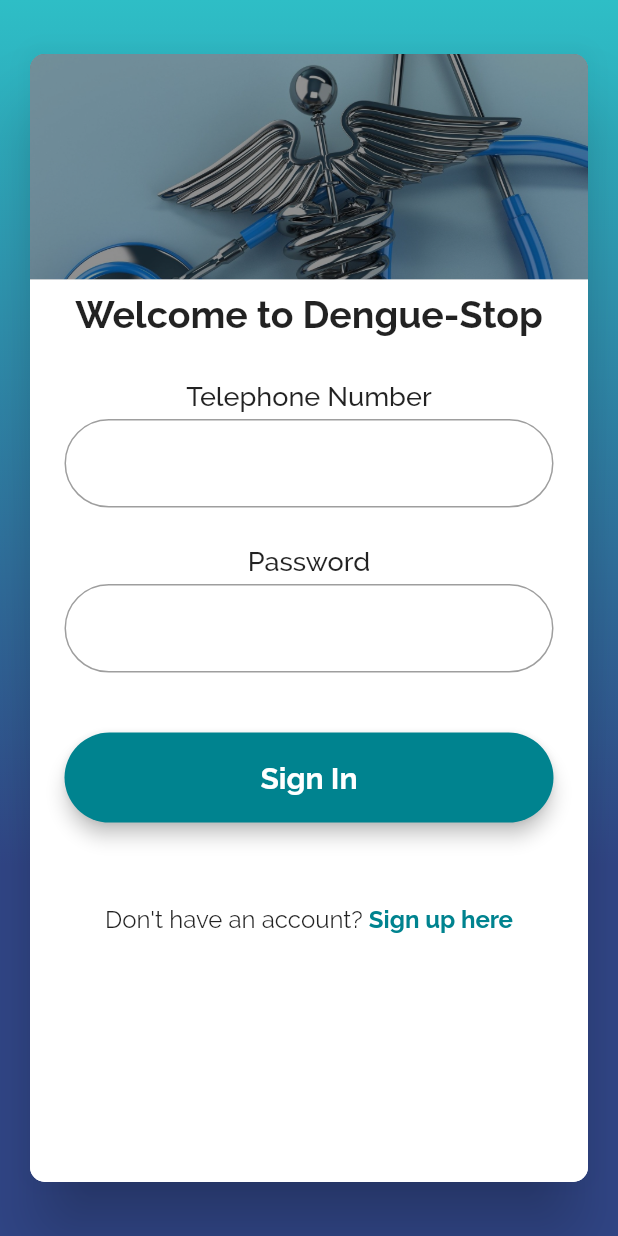
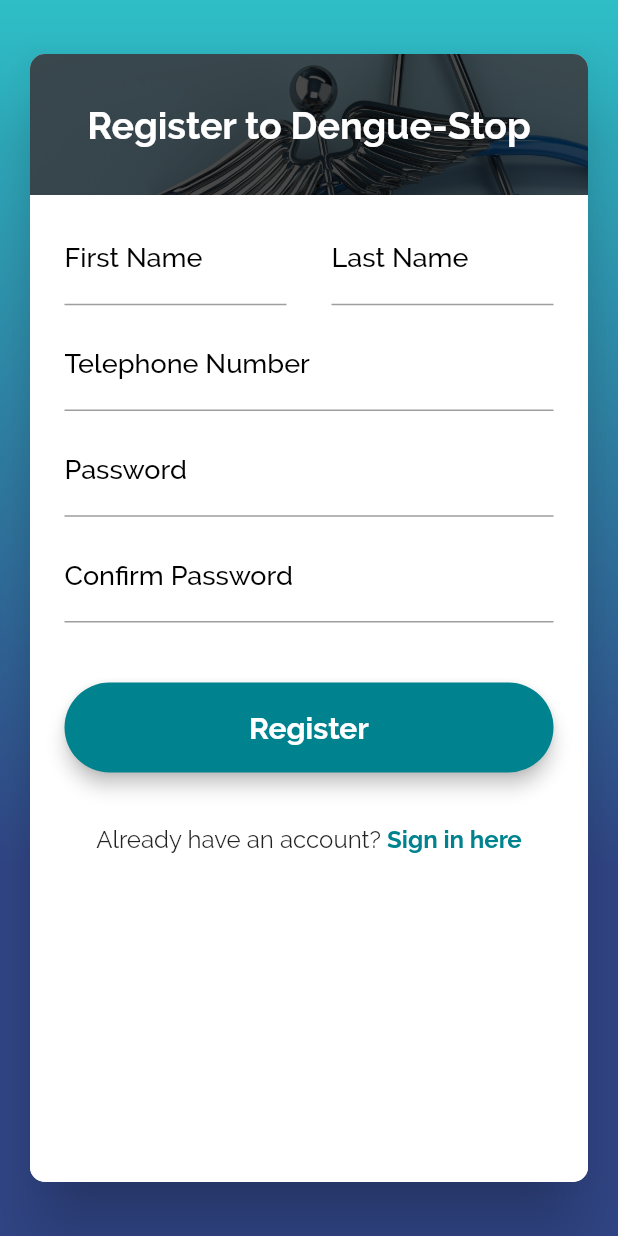
Before and after one commit to scorelab/DengueStop, a Flutter app: the screen it shows after launch, after a tap on "Sign up here", on a phone screen of 412 x 824 dp. Run offline on Flutter 3.47's test engine with Material 2 defaults, Android fonts, the light colour scheme and no system bars; our stand-ins replace geolocator; network calls fail.

Commit message:
#13 Add validation to user registration form and UI changes

```diff
--- a/dengue_app/lib/main.dart
+++ b/dengue_app/lib/main.dart
@@ -3,6 +3,7 @@ import 'package:dengue_app/views/login.dart';
 import 'package:dengue_app/views/home.dart';
 import 'package:dengue_app/views/report_incident.dart';
 import 'package:dengue_app/views/reports.dart';
+import 'package:dengue_app/views/signup.dart';
 
 void main() {
   runApp(MaterialApp(
@@ -19,6 +20,7 @@ void main() {
       // defines the routing for the different components
       // todo add other routing components
       '/': (context) => Login(),
+      'signup': (context) => Signup(),
       'login': (context) => Login(),
       'home': (context) => Home(),
       'report_incident': (context) => ReportIncident(),
--- /dev/null
+++ b/dengue_app/lib/models/user.dart
@@ -0,0 +1,43 @@
+import 'dart:core';
+
+// this class corresponds to the user table
+class User {
+  // id is auto incremented in the database
+  int id;
+  int telephone;
+  String firstName;
+  String lastName;
+  String nicNumber; // not required
+  String email; // not required
+  String password;
+
+  User(
+      {this.id,
+      this.telephone,
+      this.firstName,
+      this.lastName,
+      this.nicNumber,
+      this.email,
+      this.password});
+
+  Map toJson() => {
+    'id': id,
+    'telephone': telephone,
+    'firstName': firstName,
+    'lastName': lastName,
+    'nicNumber': nicNumber,
+    'email': email,
+    'password': password
+  };
+
+  factory User.fromJson(Map<String, dynamic> json) {
+    return User(
+        id: json['id'] as int,
+        telephone: json['telephone'] as int,
+        firstName: json['first_name'] as String,
+        lastName: json['last_name'] as String,
+        nicNumber: json['nic_number'] as String,
+        email: json['email'] as String,
+        password: json['password'] as String);
+  }
+}
--- a/dengue_app/lib/services/incident_service.dart
+++ b/dengue_app/lib/services/incident_service.dart
@@ -4,7 +4,7 @@ import 'package:dengue_app/networking/ApiProvider.dart';
 class IncidentService {
   final apiProvider = ApiProvider();
 
-  List<Incident> incidentList = new List<Incident>();
+  List<Incident> incidentList = List<Incident>();
 
   Future<List<Incident>> getIncidentsByUser(int userId) async {
     var url = 'get_incidents_by_user/' + userId.toString();
--- /dev/null
+++ b/dengue_app/lib/services/user_service.dart
@@ -0,0 +1,12 @@
+import 'package:dengue_app/models/user.dart';
+import 'package:dengue_app/networking/ApiProvider.dart';
+
+class UserService {
+  final apiProvider = ApiProvider();
+
+  User user = User();
+
+  createUser(User user) async {
+
+  }
+}
--- a/dengue_app/lib/views/home.dart
+++ b/dengue_app/lib/views/home.dart
@@ -212,7 +212,7 @@ class DrawerButton extends StatelessWidget {
           // on press will trigger different name routes based on the type of button
           if (buttonType == 'report') {
             // routing to reports screen
-            print('report');
+            Navigator.pushNamed(context, 'reports');
           } else if (buttonType == 'profile'){
             // routing to profile screen
             print('profile');
--- a/dengue_app/lib/views/login.dart
+++ b/dengue_app/lib/views/login.dart
@@ -169,7 +169,7 @@ class _LoginFormState extends State<LoginForm> {
                 GestureDetector(
                   onTap: () {
                     // go to sign up page
-                    print('signup');
+                    Navigator.pushNamed(context, 'signup');
                   },
                   child: Text('Sign up here',
                       style: TextStyle(
--- a/dengue_app/lib/views/signup.dart
+++ b/dengue_app/lib/views/signup.dart
@@ -0,0 +1,340 @@
+import 'package:flutter/material.dart';
+import 'package:flutter/services.dart';
+import 'package:dengue_app/models/user.dart';
+
+class Signup extends StatelessWidget {
+  @override
+  Widget build(BuildContext context) {
+    return Scaffold(
+        backgroundColor: Colors.transparent,
+        body: SingleChildScrollView(
+          child: Container(
+            height: MediaQuery.of(context).size.height,
+            width: MediaQuery.of(context).size.width,
+            decoration: BoxDecoration(
+                gradient: LinearGradient(
+                    begin: Alignment.topCenter,
+                    end: Alignment.bottomCenter,
+                    colors: [Color(0xFF2EBEC6), Color(0xFF314687)],
+                    stops: [0.0, 0.7],
+                    tileMode: TileMode.clamp)),
+            child: SafeArea(child: SignupCard()),
+          ),
+        ));
+  }
+}
+
+class SignupCard extends StatelessWidget {
+  @override
+  Widget build(BuildContext context) {
+    return Padding(
+      padding: const EdgeInsets.fromLTRB(16.0, 32.0, 16.0, 32.0),
+      child: Card(
+        shape: RoundedRectangleBorder(
+          borderRadius: BorderRadius.circular(10.0),
+        ),
+        elevation: 20.0,
+        child: Column(
+          children: <Widget>[
+            Expanded(flex: 1, child: SignupCardImage()),
+            Expanded(
+              flex: 7,
+              child: SignupForm(),
+            )
+          ],
+        ),
+      ),
+    );
+  }
+}
+
+class SignupCardImage extends StatelessWidget {
+  @override
+  Widget build(BuildContext context) {
+    return FractionallySizedBox(
+      widthFactor: 1.0,
+      child: Container(
+        decoration: BoxDecoration(
+            color: Colors.black,
+            image: DecorationImage(
+                image: AssetImage('assets/images/login_pane_image.jpg'),
+                fit: BoxFit.cover,
+                colorFilter: ColorFilter.mode(
+                    Colors.black.withOpacity(0.3), BlendMode.dstATop),
+                alignment: Alignment(0.0, -1.0)),
+            borderRadius: BorderRadius.vertical(top: Radius.circular(10.0))),
+        child: Center(
+          child: Text(
+            'Register to Dengue-Stop',
+            style: TextStyle(
+                fontSize: 25.0,
+                fontWeight: FontWeight.w700,
+                color: Colors.white),
+          ),
+        ),
+      ),
+    );
+  }
+}
+
+class SignupForm extends StatefulWidget {
+  @override
+  _SignupFormState createState() => _SignupFormState();
+}
+
+class _SignupFormState extends State<SignupForm> {
+  final _signupFormKey = GlobalKey<FormState>();
+  User user = User();
+  // focus nodes to change focus in the form
+  FocusNode lastNameFocusNode = new FocusNode();
+  FocusNode telephoneFocusNode = new FocusNode();
+  FocusNode passwordFocusNode = new FocusNode();
+  FocusNode confirmPasswordFocusNode = new FocusNode();
+  // text controllers to get data from the typed text forms
+  final firstNameController = TextEditingController();
+  final lastNameController = TextEditingController();
+  final telephoneController = TextEditingController();
+  final passwordController = TextEditingController();
+  final confirmPasswordController = TextEditingController();
+  // styling for form labels
+  TextStyle formLabelStyle = TextStyle(
+      fontSize: 18.0,
+      fontWeight: FontWeight.w500,
+      fontFamily: 'Raleway',
+      color: Colors.black);
+  // styling for form fields
+  InputDecoration formFieldStyle = InputDecoration(
+    enabledBorder: OutlineInputBorder(
+      borderRadius: BorderRadius.all(Radius.circular(50.0)),
+      borderSide: BorderSide(color: Colors.grey),
+    ),
+    focusedBorder: OutlineInputBorder(
+      borderRadius: BorderRadius.all(Radius.circular(50.0)),
+      borderSide: BorderSide(color: Colors.grey),
+    ),
+  );
+  // asterisk for required fields
+  TextSpan asterisk = TextSpan(
+      text: '*',
+      style: TextStyle(
+          fontSize: 18.0,
+          fontWeight: FontWeight.w500,
+          fontFamily: 'Raleway',
+          color: Colors.red));
+
+  submitNewUser() {
+    if (_signupFormKey.currentState.validate()) {
+      saveUser();
+    }
+  }
+
+  saveUser() {
+    user.firstName = firstNameController.text;
+    user.lastName = lastNameController.text;
+    user.telephone = int.tryParse(telephoneController.text) ?? 0;
+    user.password = passwordController.text;
+  }
+
+  String validateName(String value) {
+    if (value.isEmpty) {
+      return 'Required';
+    }
+    return null;
+  }
+
+  String validateTelephone(String value) {
+    if (value.isEmpty) {
+      return 'Telephone Required';
+    } else {
+      if (value.length < 10) {
+        return 'Telephone should contain 10 digits';
+      }
+    }
+    return null;
+  }
+
+  String validatePassword(String value) {
+    if (value.isEmpty) {
+      return 'Password Required';
+    } else {
+      if (value.length < 8) {
+        return 'Password should be at least 8 characters';
+      } else {
+        if (passwordController.text != confirmPasswordController.text)
+          return 'Passwords does not match';
+      }
+    }
+    return null;
+  }
+
+  @override
+  Widget build(BuildContext context) {
+    return Container(
+      decoration: BoxDecoration(
+          color: Colors.white,
+          borderRadius: BorderRadius.vertical(bottom: Radius.circular(10.0))),
+      child: Padding(
+        padding: const EdgeInsets.all(8.0),
+        child: Form(
+          key: _signupFormKey,
+          child: Column(
+            children: <Widget>[
+              Row(
+                crossAxisAlignment: CrossAxisAlignment.start,
+                children: <Widget>[
+                  Expanded(
+                    child: Padding(
+                      padding:
+                          EdgeInsets.symmetric(vertical: 5.0, horizontal: 15.0),
+                      child: TextFormField(
+                          // changing focus to the lastname text field on pressing enter
+                          textInputAction: TextInputAction.next,
+                          onEditingComplete: () => FocusScope.of(context)
+                              .requestFocus(lastNameFocusNode),
+                          decoration: InputDecoration(
+                              labelText: 'First Name',
+                              labelStyle: formLabelStyle),
+                          validator: validateName,
+                          controller: firstNameController,
+                          // limiting characters to 40
+                          inputFormatters: [
+                            LengthLimitingTextInputFormatter(40),
+                          ]),
+                    ),
+                  ),
+                  Expanded(
+                    child: Padding(
+                      padding:
+                          EdgeInsets.symmetric(vertical: 5.0, horizontal: 15.0),
+                      child: TextFormField(
+                          // changing focus to the telephone text field on pressing enter
+                          textInputAction: TextInputAction.next,
+                          focusNode: lastNameFocusNode,
+                          onEditingComplete: () => FocusScope.of(context)
+                              .requestFocus(telephoneFocusNode),
+                          decoration: InputDecoration(
+                              labelText: 'Last Name',
+                              labelStyle: formLabelStyle),
+                          validator: validateName,
+                          controller: lastNameController,
+                          // limiting characters to 40
+                          inputFormatters: [
+                            LengthLimitingTextInputFormatter(40),
+                          ]),
+                    ),
+                  )
+                ],
+              ),
+              Padding(
+                padding: EdgeInsets.symmetric(vertical: 5.0, horizontal: 15.0),
+                child: TextFormField(
+                  // changing focus to the password text field on pressing enter
+                  textInputAction: TextInputAction.done,
+                  focusNode: telephoneFocusNode,
+                  onEditingComplete: () =>
+                      FocusScope.of(context).requestFocus(passwordFocusNode),
+                  decoration: InputDecoration(
+                      labelText: 'Telephone Number',
+                      labelStyle: formLabelStyle),
+                  validator: validateTelephone,
+                  controller: telephoneController,
+                  // switching to number keyboard
+                  keyboardType: TextInputType.number,
+                  // allowing only numbers to be typed
+                  inputFormatters: [
+                    WhitelistingTextInputFormatter.digitsOnly,
+                    LengthLimitingTextInputFormatter(10),
+                  ],
+                ),
+              ),
+              Padding(
+                padding: EdgeInsets.symmetric(vertical: 5.0, horizontal: 15.0),
+                child: TextFormField(
+                    // changing focus to the confirm password text field on pressing enter
+                    textInputAction: TextInputAction.done,
+                    obscureText: true,
+                    focusNode: passwordFocusNode,
+                    onEditingComplete: () => FocusScope.of(context)
+                        .requestFocus(confirmPasswordFocusNode),
+                    decoration: InputDecoration(
+                        labelText: 'Password', labelStyle: formLabelStyle),
+                    validator: validatePassword,
+                    controller: passwordController, // limiting characters to 40
+                    inputFormatters: [
+                      LengthLimitingTextInputFormatter(40),
+                      // resticting whitespaces
+                      BlacklistingTextInputFormatter(RegExp('[ *]'))
+                    ]),
+              ),
+              Padding(
+                padding: EdgeInsets.symmetric(vertical: 5.0, horizontal: 15.0),
+                child: TextFormField(
+                    textInputAction: TextInputAction.done,
+                    obscureText: true,
+                    focusNode: confirmPasswordFocusNode,
+                    onEditingComplete: () => FocusScope.of(context).unfocus(),
+                    decoration: InputDecoration(
+                        labelText: 'Confirm Password',
+                        labelStyle: formLabelStyle),
+                    validator: validatePassword,
+                    controller: confirmPasswordController,
+                    // limiting characters to 40
+                    inputFormatters: [
+                      LengthLimitingTextInputFormatter(40),
+                      // resticting whitespaces
+                      BlacklistingTextInputFormatter(RegExp('[ *]'))
+                    ]),
+              ),
+              SizedBox(height: 30.0),
+              SizedBox(
+                width: double.infinity,
+                height: 70,
+                child: Padding(
+                  padding:
+                      EdgeInsets.symmetric(vertical: 5.0, horizontal: 15.0),
+                  child: RaisedButton(
+                    elevation: 5.0,
+                    color: Theme.of(context).primaryColor,
+                    shape: RoundedRectangleBorder(
+                        borderRadius: BorderRadius.circular(30.0)),
+                    child: Text(
+                      'Register',
+                      style: TextStyle(
+                          color: Colors.white,
+                          fontSize: 20.0,
+                          fontWeight: FontWeight.w700),
+                    ),
+                    onPressed: () {
+                      submitNewUser();
+                    },
+                  ),
+                ),
+              ),
+              SizedBox(height: 30.0),
+              Row(
+                mainAxisAlignment: MainAxisAlignment.center,
+                children: <Widget>[
+                  Text(
+                    "Already have an account? ",
+                    style: TextStyle(fontSize: 16.0),
+                  ),
+                  GestureDetector(
+                    onTap: () {
+                      // go back to login page by popping the navigation stack
+                      Navigator.pop(context);
+                    },
+                    child: Text('Sign in here',
+                        style: TextStyle(
+                            fontSize: 16.0,
+                            fontWeight: FontWeight.bold,
+                            color: Theme.of(context).primaryColor)),
+                  )
+                ],
+              ),
+            ],
+          ),
+        ),
+      ),
+    );
+  }
+}
```
